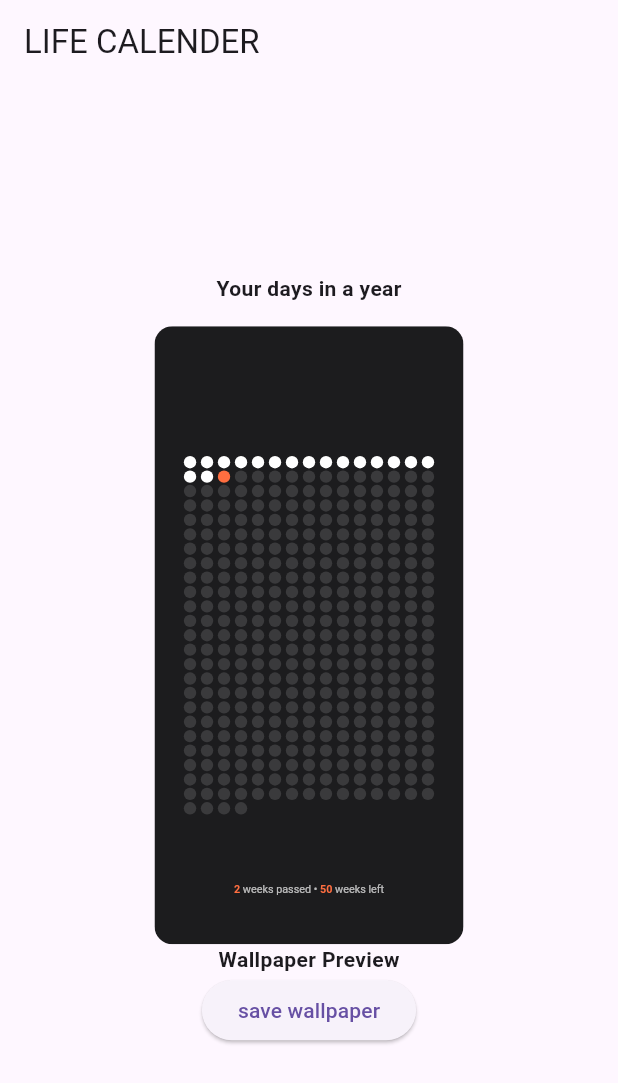
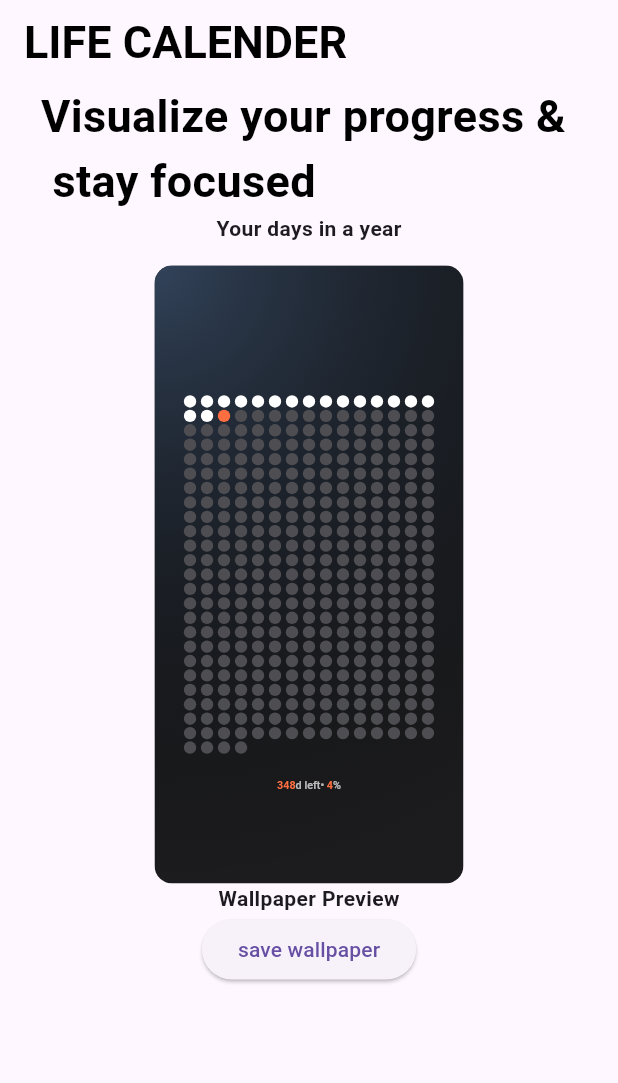
Before and after one commit to shamspahlowan/life_calender, a Flutter app: the screen it shows after launch, after a tap on "save wallpaper", on a phone screen of 412 x 824 dp. Shown: the top 1083 px of the screen. Run offline on Flutter 3.47's test engine with Material 3 defaults, Android fonts, the phone set to English and light mode, and no system bars.

Commit message:
wallpaper background gradient added

```diff
--- a/lib/data/calender_grid_layout.dart
+++ b/lib/data/calender_grid_layout.dart
@@ -1,3 +1,5 @@
+import 'package:flutter/material.dart';
+
 class CalendarGridLayout {
   final int totalDots; // total dots to draw
   final int dotsPerRow; // dots in each row
@@ -15,9 +17,30 @@ class CalendarGridLayout {
     this.dotRadiusRatio = 0.02,
     this.rowSpacingRatio = 0.04,
     this.columnSpacingRatio = 0.055,
-    this.textOffsetRatio = 0.9,
+    this.textOffsetRatio = 0.83,
   });
 
-  /// Calculated number of rows (auto-wraps)
+  factory CalendarGridLayout.portrait() => const CalendarGridLayout();
+
+  factory CalendarGridLayout.landscape() {
+    return const CalendarGridLayout(
+      totalDots: 364,
+      dotsPerRow: 28, // 13 rows
+      verticalPaddingRatio: 0.15,
+      dotRadiusRatio: 0.01,
+      rowSpacingRatio: 0.03,
+      columnSpacingRatio: 0.025,
+      textOffsetRatio: 0.88,
+    );
+  }
+
+  factory CalendarGridLayout.fromSize(Size size) {
+    if (size.width > size.height) {
+      return CalendarGridLayout.landscape();
+    } else {
+      return CalendarGridLayout.portrait();
+    }
+  }
+
   int get rows => (totalDots / dotsPerRow).ceil();
 }
--- a/lib/home.dart
+++ b/lib/home.dart
@@ -30,14 +30,33 @@ class _HomeState extends State<Home> {
 
   @override
   Widget build(BuildContext context) {
-    final pixelRatio = MediaQuery.of(context).devicePixelRatio;
+    // final screenSize = MediaQuery.of(context).size;
+    final pixelRatio = MediaQuery.of(context).devicePixelRatio * 2.5;
     final aspectRatio =
         MediaQuery.of(context).size.width / MediaQuery.of(context).size.height;
     return Scaffold(
-      appBar: AppBar(title: Text("LIFE CALENDER")),
+      appBar: AppBar(
+        title: Text("LIFE CALENDER"),
+        titleTextStyle: TextStyle(
+          color: Colors.black,
+          fontSize: 30,
+          fontWeight: FontWeight.bold,
+        ),
+      ),
       body: Column(
-        mainAxisAlignment: .center,
+        mainAxisAlignment: .start,
         children: [
+          Align(
+            alignment: AlignmentGeometry.topCenter,
+            child: Text(
+              "Visualize your progress & \n stay focused",
+              style: TextStyle(
+                color: Colors.black,
+                fontSize: 30,
+                fontWeight: FontWeight.bold,
+              ),
+            ),
+          ),
           Text(
             "Your days in a year",
             style: TextStyle(fontWeight: FontWeight.bold),
@@ -53,7 +72,9 @@ class _HomeState extends State<Home> {
                   child: CustomPaint(
                     painter: WallpaperCanvas(
                       accentColor: accentColor,
-                      layout: CalendarGridLayout(),
+                      layout: CalendarGridLayout.fromSize(
+                        MediaQuery.of(context).size,
+                      ),
                     ),
                   ),
                 ),
@@ -68,13 +89,11 @@ class _HomeState extends State<Home> {
           ElevatedButton(
             onPressed: () async {
               print(aspectRatio);
+              final size = MediaQuery.of(context).size;
               final bytes = await renderWallpaper(
                 accentColor,
-                CalendarGridLayout(),
-                Size(
-                  MediaQuery.of(context).size.width * pixelRatio,
-                  MediaQuery.of(context).size.height * pixelRatio,
-                ),
+                CalendarGridLayout.fromSize(size),
+                Size(size.width * pixelRatio, size.height * pixelRatio),
               );
               final image = await saveWallpaperToStorage(
                 bytes,
--- a/lib/models/look_up.dart
+++ b/lib/models/look_up.dart
@@ -27,4 +27,15 @@ class LookUp {
     final nextYear = DateTime(currentDate.year + 1, 1, 1);
     return nextYear.difference(yearStart).inDays;
   }
+
+  static int daysLeftInYear() {
+    final days = totalDaysInYear() - elapsedDaysInYear();
+    return days;
+  }
+
+  static int dayPercent() {
+    final percent = (((elapsedDaysInYear()) / totalDaysInYear()) * 100).toInt();
+    print(percent);
+    return percent;
+  }
 }
--- a/lib/wallpaper_canvas.dart
+++ b/lib/wallpaper_canvas.dart
@@ -15,9 +15,21 @@ class WallpaperCanvas extends CustomPainter {
   @override
   void paint(Canvas canvas, Size size) {
     // Background
+    //const Color(0xFF1C1C1E)
+    final rect = Offset.zero & size;
     canvas.drawRect(
       Offset.zero & size,
       Paint()..color = const Color(0xFF1C1C1E),
+    );
+    canvas.drawRect(
+      Offset.zero & size,
+      Paint()
+        ..shader = const RadialGradient(
+          center: Alignment.topLeft,
+          radius: 2,
+          colors: [Color.fromARGB(255, 50, 67, 90), Color(0x00000000)],
+          stops: [0.0, 1.0],
+        ).createShader(rect),
     );
 
     // Geometry
@@ -34,7 +46,7 @@ class WallpaperCanvas extends CustomPainter {
 
     // Paints
     final pastPaint = Paint()..color = const Color(0xFFFFFFFF);
-    final futurePaint = Paint()..color = const Color(0xFF3A3A3C);
+    final futurePaint = Paint()..color = const Color.fromARGB(255, 78, 78, 82);
     final currentDayPaint = Paint()..color = const Color(0xFFFF6E40);
 
     final elapsedDays = LookUp.elapsedDaysInYear();
@@ -60,40 +72,91 @@ class WallpaperCanvas extends CustomPainter {
     }
 
     // Draw text
-    final weeksElapsed = elapsedDays ~/ 7;
-    final weeksRemaining = (LookUp.totalDaysInYear() ~/ 7) - weeksElapsed;
+    // final weeksElapsed = elapsedDays ~/ 7;
+    // final weeksRemaining = (LookUp.totalDaysInYear() ~/ 7) - weeksElapsed;
+
+    //for day count and percent one
+    final daysRemains = LookUp.daysLeftInYear();
+    final daysPercent = LookUp.dayPercent();
+
+    //   final textPainter = TextPainter(
+    //     text: TextSpan(
+    //       text: '$weeksElapsed ',
+    //       style: TextStyle(
+    //         color: Colors.deepOrangeAccent,
+    //         fontSize: size.width * 0.035,
+    //         fontWeight: FontWeight.w600,
+    //       ),
+    //       children: [
+    //         TextSpan(
+    //           text: 'weeks passed • ',
+    //           style: TextStyle(
+    //             color: Colors.white70,
+    //             fontSize: size.width * 0.035,
+    //             fontWeight: FontWeight.w400,
+    //           ),
+    //         ),
+    //         TextSpan(
+    //           text: '$weeksRemaining ',
+    //           style: TextStyle(
+    //             color: Colors.deepOrangeAccent,
+    //             fontSize: size.width * 0.035,
+    //             fontWeight: FontWeight.w600,
+    //           ),
+    //         ),
+    //         TextSpan(
+    //           text: 'weeks left',
+    //           style: TextStyle(
+    //             color: Colors.white70,
+    //             fontSize: size.width * 0.035,
+    //             fontWeight: FontWeight.w400,
+    //           ),
+    //         ),
+    //       ],
+    //     ),
+    //     textDirection: TextDirection.ltr,
+    //   )..layout();
+
+    //   textPainter.paint(
+    //     canvas,
+    //     Offset(
+    //       (size.width - textPainter.width) / 2,
+    //       size.height * layout.textOffsetRatio,
+    //     ),
+    //   );
+    // }
 
     final textPainter = TextPainter(
       text: TextSpan(
-        text: '$weeksElapsed ',
+        text: '$daysRemains',
         style: TextStyle(
           color: Colors.deepOrangeAccent,
           fontSize: size.width * 0.035,
-          fontWeight: FontWeight.w600,
+          fontWeight: FontWeight.w700,
         ),
         children: [
           TextSpan(
-            text: 'weeks passed • ',
+            text: 'd left• ',
             style: TextStyle(
               color: Colors.white70,
               fontSize: size.width * 0.035,
-              fontWeight: FontWeight.w400,
+              fontWeight: FontWeight.w500,
             ),
           ),
           TextSpan(
-            text: '$weeksRemaining ',
+            text: '$daysPercent',
             style: TextStyle(
               color: Colors.deepOrangeAccent,
               fontSize: size.width * 0.035,
-              fontWeight: FontWeight.w600,
+              fontWeight: FontWeight.w700,
             ),
           ),
           TextSpan(
-            text: 'weeks left',
+            text: '%',
             style: TextStyle(
               color: Colors.white70,
               fontSize: size.width * 0.035,
-              fontWeight: FontWeight.w400,
+              fontWeight: FontWeight.w500,
             ),
           ),
         ],
```
Also changed, not shown: lib/main.dart (line endings or trailing spaces), 1 other file.
